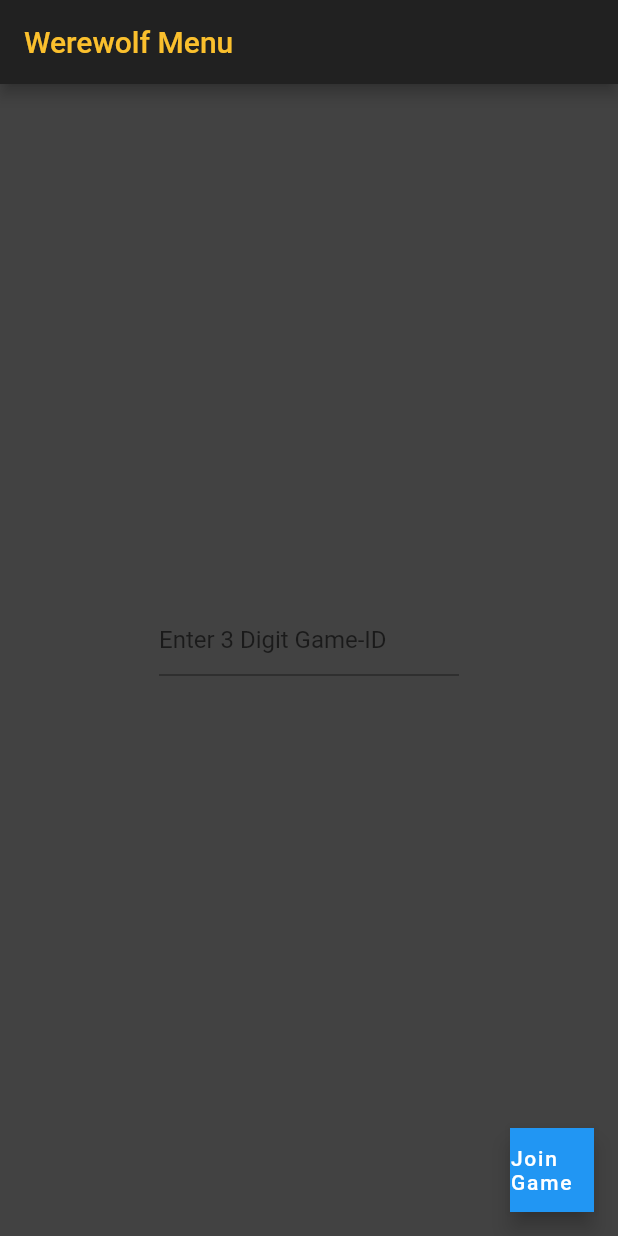
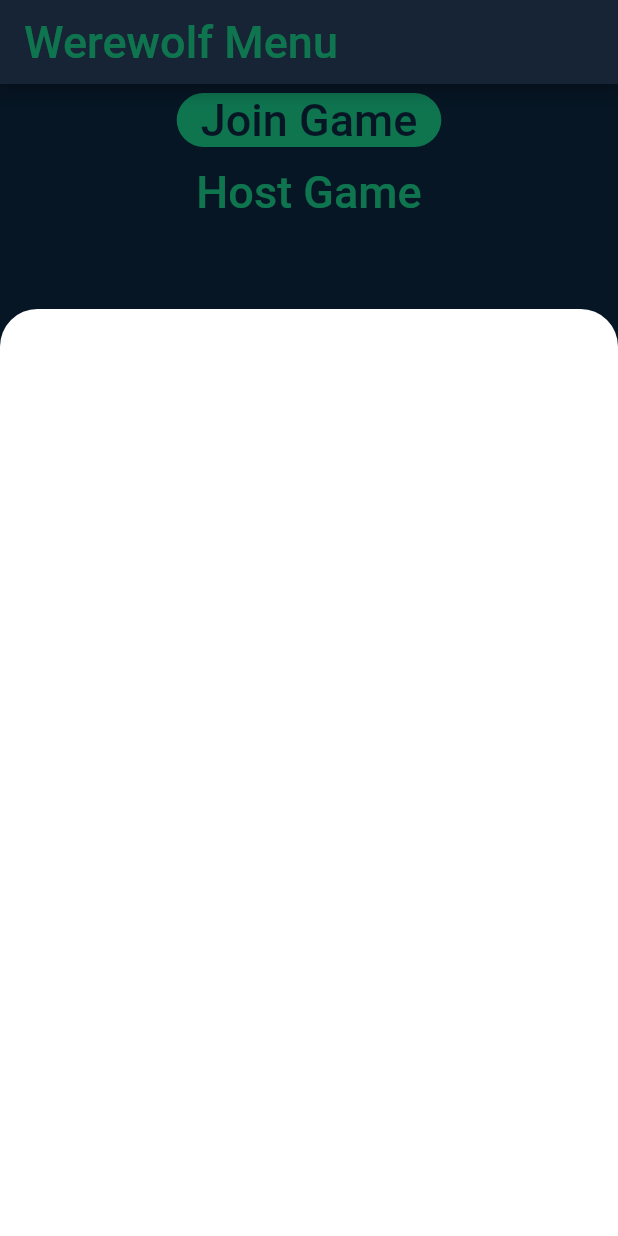
Before and after one commit to oscar-lauth/werewolf_app, a Flutter app: the screen it shows after launch, after a tap on "Join Game", on a phone screen of 412 x 824 dp. Run offline on Flutter 3.47's test engine with Material 2 defaults, Android fonts, the phone set to English and light mode, and no system bars; our stand-ins replace google_fonts.

Commit message:
Add buttons and bottom sheet to menu

```diff
--- a/lib/main.dart
+++ b/lib/main.dart
@@ -8,8 +8,8 @@ class MyApp extends StatelessWidget {
   Widget build(BuildContext context) {
     return MaterialApp(
         theme: ThemeData(
-            primaryColor: Colors.grey[900],
-            scaffoldBackgroundColor: Colors.grey[800]),
+            primaryColor: new Color(0xFF324E75),
+            scaffoldBackgroundColor: new Color(0xFF0E2F4E)),
         home: Menu());
   }
 }
--- a/lib/menu.dart
+++ b/lib/menu.dart
@@ -1,6 +1,5 @@
 import 'package:flutter/material.dart';
 import 'package:google_fonts/google_fonts.dart';
-import './lobby.dart';
 
 class Menu extends StatefulWidget {
   @override
@@ -12,22 +11,66 @@ class MenuState extends State<Menu> {
     return Scaffold(
       appBar: AppBar(
           title: Text('Werewolf Menu',
-              style: GoogleFonts.medievalSharp(color: Colors.yellow[700]))),
+              style: GoogleFonts.medievalSharp(
+                  color: new Color(0xFF1FFEAD), fontSize: 30))),
       body: Center(
-          child: Container(
-              width: 200,
-              height: 75,
-              child: TextField(
-                  decoration: InputDecoration(
-                      hintText: "Enter 3 Digit Game-ID", counterText: ""),
-                  maxLength: 3,
-                  maxLengthEnforced: true,
-                  keyboardType: TextInputType.numberWithOptions(
-                      decimal: false, signed: false)))),
-      floatingActionButton: FloatingActionButton(
-          onPressed: () => Lobby(),
-          child: Text("Join Game"),
-          shape: BeveledRectangleBorder()),
+        child: Column(
+          mainAxisAlignment: MainAxisAlignment.start,
+          children: <Widget>[
+            FlatButton(
+                child: Text("Join Game",
+                    style: GoogleFonts.medievalSharp(
+                        color: new Color(0xFF0E2F4E), fontSize: 30)),
+                color: new Color(0xFF1FFEAD),
+                shape: RoundedRectangleBorder(
+                    borderRadius: BorderRadius.circular(50)),
+                onPressed: () {
+                  showModalBottomSheet<void>(
+                      context: context,
+                      isScrollControlled: true,
+                      backgroundColor: Colors.transparent,
+                      builder: (BuildContext context) {
+                        return Container(
+                          height: MediaQuery.of(context).size.height * 0.75,
+                          decoration: new BoxDecoration(
+                            color: Colors.white,
+                            borderRadius: new BorderRadius.only(
+                              topLeft: const Radius.circular(25.0),
+                              topRight: const Radius.circular(25.0),
+                            ),
+                          ),
+                        );
+                      });
+                }),
+            FlatButton(
+                child: Text("Host Game",
+                    style: GoogleFonts.medievalSharp(
+                        color: new Color(0xFF1FFEAD), fontSize: 30)),
+                color: new Color(0xFF0E2F4E),
+                shape: RoundedRectangleBorder(
+                    borderRadius: BorderRadius.circular(50)),
+                onPressed: () {
+                  showModalBottomSheet<void>(
+                      context: context,
+                      isScrollControlled: true,
+                      backgroundColor: Colors.transparent,
+                      builder: (BuildContext context) {
+                        return Container(
+                          height: MediaQuery.of(context).size.height * 0.75,
+                          decoration: new BoxDecoration(
+                            color: Colors.white,
+                            borderRadius: new BorderRadius.only(
+                              topLeft: const Radius.circular(25.0),
+                              topRight: const Radius.circular(25.0),
+                            ),
+                          ),
+                        );
+                      });
+                }),
+            SizedBox(height: 30)
+          ],
+        ),
+      ),
     );
   }
 }
```
Also changed, not shown: 1 other file.
